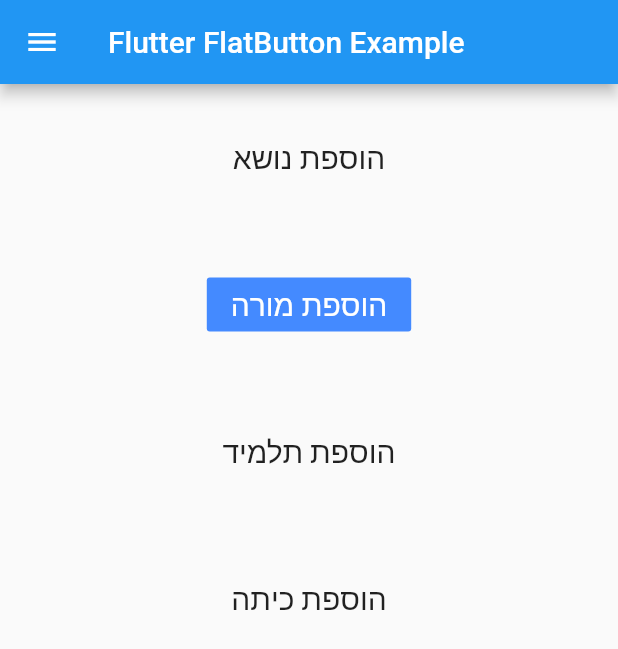
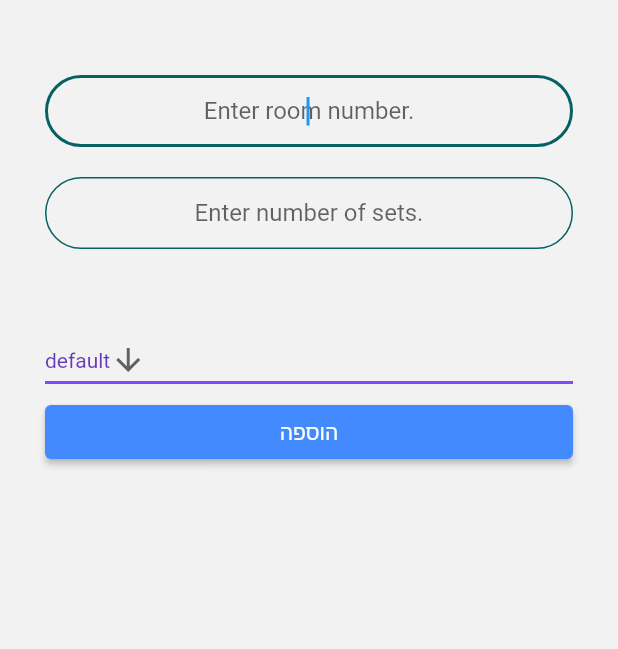
Before and after one commit to salemgu1/HSTT-HighSchoolTimeTabling, a Flutter app: the AfterLogin screen opened directly, after a tap on "הוספת כיתה", on a phone screen of 412 x 824 dp. Shown: the top 649 px of the screen. Run offline on Flutter 3.47's test engine with Material 2 defaults, Android fonts, the phone set to English and light mode, and no system bars; our stand-ins replace parse_server_sdk_flutter; missing offline and left inert: connectivity_plus_web, package_info_plus_web, shared_preferences_web.

Commit message:
add classRoom option
add classRoom option for the manager

```diff
--- /dev/null
+++ b/lib/AdminPages/AddRoom.dart
@@ -0,0 +1,114 @@
+import 'package:flutter/material.dart';
+import 'package:parse_server_sdk_flutter/parse_server_sdk.dart';
+import 'dart:convert';
+import 'dart:async';
+import 'package:flutter/material.dart';
+import '../constants.dart';
+import '../components/rounded_button.dart';
+import '../components/key.dart';
+
+const List<String> list = <String>['default', 'lab'];
+
+class Room extends StatefulWidget {
+  @override
+  _Room createState() => _Room();
+}
+
+class _Room extends State<Room> {
+  // late String name;
+  String room_type = list.first;
+
+  final sets = TextEditingController();
+  final room_id= TextEditingController();
+
+
+  void addUser() async {
+    if (sets.text.trim().isEmpty && room_id.text.trim().isEmpty && room_type.trim().isEmpty) {
+      SnackBar(
+        content: Text("Empty title"),
+        duration: Duration(seconds: 2),
+      );
+      return;
+    }
+    await saveTeacher(sets.text,room_id.text,room_type);
+  }
+  @override
+  Widget build(BuildContext context) {
+    return new MaterialApp(
+      home: new Scaffold(
+        backgroundColor: const Color(0xffF2F2F2),
+        body: SingleChildScrollView(
+          child: Container(
+            padding: const EdgeInsets.all(30.0),
+            decoration: const BoxDecoration(
+              color: Color(0xffF2F2F2),
+            ),
+            child: Column(
+              crossAxisAlignment: CrossAxisAlignment.stretch,
+              children: [
+                const SizedBox(
+                  height: 20.0,
+                ),
+                TextField(
+                  controller: room_id,
+                  autofocus: true,
+                  textAlign: TextAlign.center,
+                  decoration:
+                  kTextFieldDecoration.copyWith(hintText: 'Enter room number.'),
+                ),
+                const SizedBox(
+                  height: 20.0,
+                ),
+                TextField(
+                  controller: sets,
+                  autofocus: true,
+                  textAlign: TextAlign.center,
+                  decoration:
+                  kTextFieldDecoration.copyWith(hintText: 'Enter number of sets.'),
+                ),
+                const SizedBox(
+                  height: 50.0,
+                ),
+            DropdownButton<String>(
+              value: room_type,
+              icon: const Icon(Icons.arrow_downward),
+              elevation: 16,
+              style: const TextStyle(color: Colors.deepPurple),
+              underline: Container(
+                height: 2,
+                color: Colors.deepPurpleAccent,
+              ),
+              onChanged: (String? value) {
+                // This is called when the user selects an item.
+                setState(() {
+                  room_type = value!;
+                });
+              },
+              items: list.map<DropdownMenuItem<String>>((String value) {
+                return DropdownMenuItem<String>(
+                  value: value,
+                  child: Text(value),
+
+                );
+              }).toList(),
+            ),
+                ElevatedButton(
+                    style: ElevatedButton.styleFrom(
+                      onPrimary: Colors.white,
+                      primary: Colors.blueAccent,
+                    ),
+                    onPressed: addUser,
+                    child: Text("הוספה")),
+              ],
+            ),
+          ),
+        ),
+      ),
+    );
+  }
+
+  Future<void> saveTeacher(String sets, String id,String room_type) async {
+    final room = ParseObject('Room')..set('sets', sets)..set('room_id', id)..set('room_type', room_type);
+    await room.save();
+  }
+}
--- a/lib/AdminPages/AfterLogin.dart
+++ b/lib/AdminPages/AfterLogin.dart
@@ -4,6 +4,7 @@ import 'package:parse_server_sdk_flutter/parse_server_sdk.dart';
 import '../AdminPages/AddTeacher.dart';
 import '../AdminPages/AddStudent.dart';
 import '../AdminPages/AddSubject.dart';
+import '../AdminPages/AddRoom.dart';
 
 class AfterLogin extends StatelessWidget {
 
@@ -112,7 +113,7 @@ class AfterLogin extends StatelessWidget {
                 onPressed: () {               Navigator.push(
                     context,
                     MaterialPageRoute(builder:( context) {
-                      return AfterLogin();
+                      return Room();
                     },
                     ));},
               ),
```
